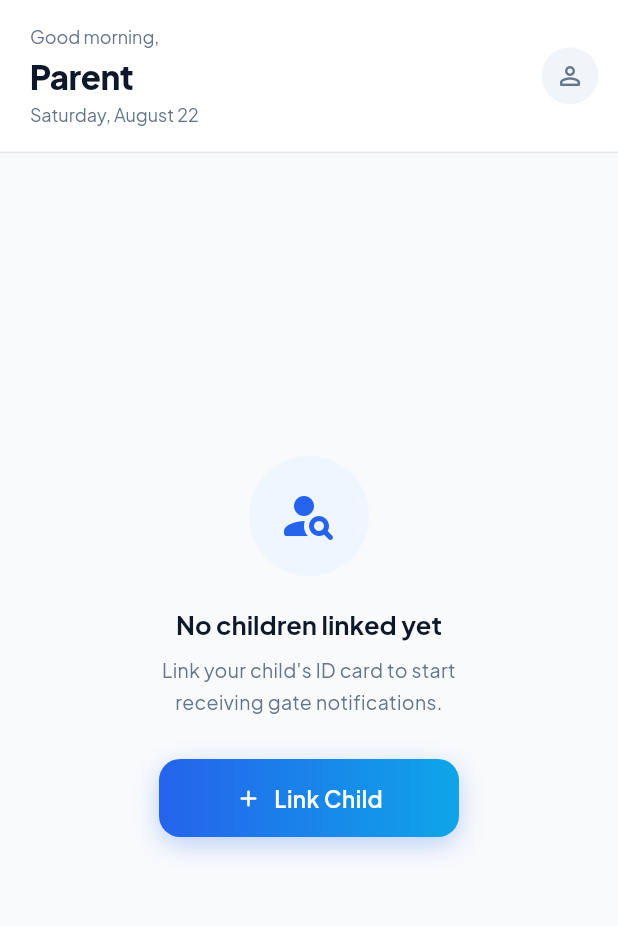
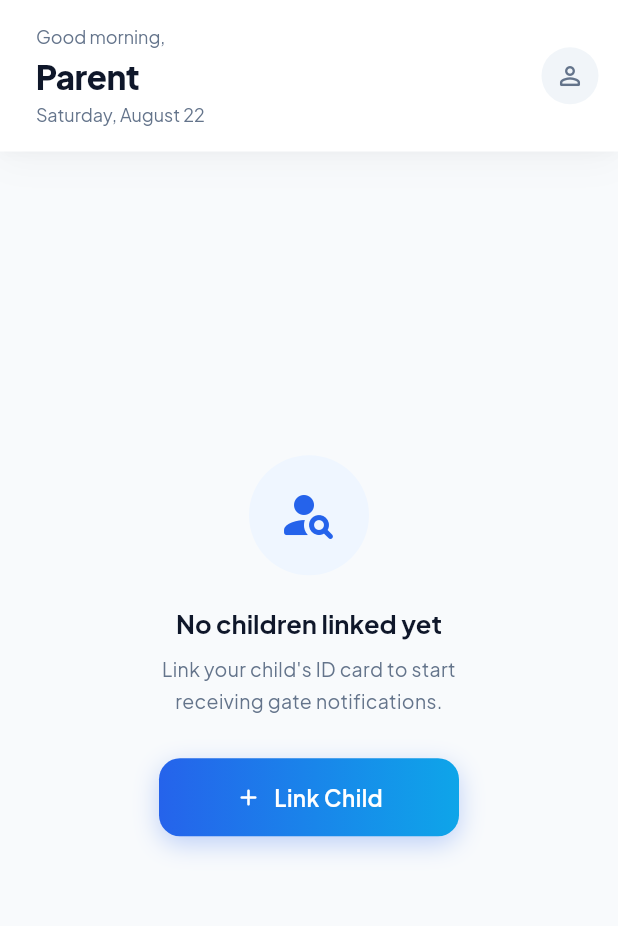
Before and after one commit to junloutordos/bugsaymis-mobile, a Flutter app: the HomeScreen screen opened by its route, on a phone screen of 412 x 824 dp. Shown: the top 926 px of the screen. Run offline on Flutter 3.47's test engine with Material 3 defaults, Android fonts, the phone set to English and light mode, and no system bars; our stand-ins replace barcode_widget, dio, firebase_core, firebase_messaging, flutter_local_notifications, flutter_riverpod and 7 more; missing offline and left inert: mobile_scanner, screen_brightness; accounts and stored records are empty.

Commit message:
feat(design-system): upgrade AppCard, AppHeader, AppNavBar to the new token system

```diff
--- a/lib/src/core/theme.dart
+++ b/lib/src/core/theme.dart
@@ -484,19 +484,22 @@ class AppHeader extends StatelessWidget {
   @override
   Widget build(BuildContext context) {
     return Container(
+      decoration: const BoxDecoration(
         color: Colors.white,
+        boxShadow: AppElevation.resting,
+      ),
       child: SafeArea(
         bottom: false,
-        child: Column(
-          children: [
-            Padding(
-              padding: EdgeInsets.fromLTRB(leading == null ? 20 : 8, 16, 8, 16),
+        child: Padding(
+          padding: EdgeInsets.fromLTRB(
+              leading == null ? AppSpacing.xl : AppSpacing.sm,
+              AppSpacing.lg, AppSpacing.sm, AppSpacing.lg),
           child: Row(
             crossAxisAlignment: CrossAxisAlignment.center,
             children: [
               if (leading != null) ...[
                 leading!,
-                    const SizedBox(width: 4),
+                SizedBox(width: AppSpacing.xs),
               ],
               Expanded(
                 child: Column(
@@ -526,9 +529,6 @@ class AppHeader extends StatelessWidget {
               ...actions,
             ],
           ),
-            ),
-            const Divider(height: 1),
-          ],
         ),
       ),
     );
--- a/lib/src/shared/widgets/app_shell.dart
+++ b/lib/src/shared/widgets/app_shell.dart
@@ -170,8 +170,8 @@ class _NavItem extends StatelessWidget {
             mainAxisAlignment: MainAxisAlignment.center,
             children: [
               AnimatedContainer(
-                duration: const Duration(milliseconds: 200),
-                curve: Curves.easeOut,
+                duration: AppMotion.base,
+                curve: AppMotion.standard,
                 width: 56,
                 height: 30,
                 decoration: BoxDecoration(
```
Also changed, not shown: lib/src/shared/widgets/app_card.dart (+30 -12 lines), 1 other file. Lines whose indentation alone changed are shown as unchanged.
